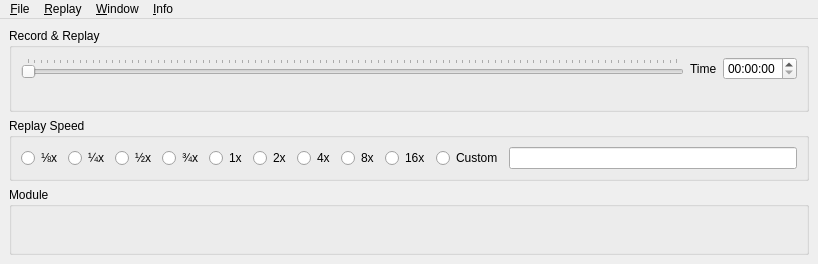
This is src/UserInterface/src/MainWindow.ui in till213/SkyDolly as Qt 5 draws it before an edit. The edited form follows.
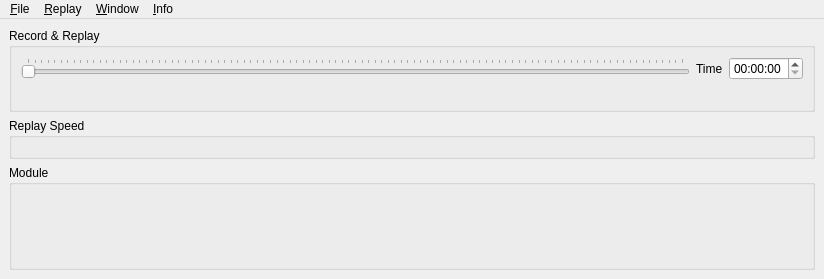
This is the edited form. Icons and pictures are not drawn.

Commit message:
Replay speed actions and menu
- Replay speed can now also be set via Replay menu
- Use percentage (again) for replay speed < 1x

What changed in the file:
```diff
--- a/src/UserInterface/src/MainWindow.ui
+++ b/src/UserInterface/src/MainWindow.ui
@@ -6,8 +6,8 @@
    <rect>
     <x>0</x>
     <y>0</y>
-    <width>818</width>
-    <height>264</height>
+    <width>824</width>
+    <height>279</height>
    </rect>
   </property>
   <property name="sizePolicy">
@@ -133,86 +133,6 @@
        <property name="sizeConstraint">
         <enum>QLayout::SetDefaultConstraint</enum>
        </property>
-       <item>
-        <widget class="QRadioButton" name="replaySpeed1Div8xRadioButton">
-         <property name="text">
-          <string>⅛x</string>
-         </property>
-        </widget>
-       </item>
-       <item>
-        <widget class="QRadioButton" name="replaySpeed1Div4xRadioButton">
-         <property name="text">
-          <string>¼x</string>
-         </property>
-        </widget>
-       </item>
-       <item>
-        <widget class="QRadioButton" name="replaySpeed1Div2xRadioButton">
-         <property name="text">
-          <string>½x</string>
-         </property>
-        </widget>
-       </item>
-       <item>
-        <widget class="QRadioButton" name="replaySpeed3Div4xRadioButton">
-         <property name="text">
-          <string>¾x</string>
-         </property>
-        </widget>
-       </item>
-       <item>
-        <widget class="QRadioButton" name="replaySpeed1xRadioButton">
-         <property name="text">
-          <string>1x</string>
-         </property>
-        </widget>
-       </item>
-       <item>
-        <widget class="QRadioButton" name="replaySpeed2xRadioButton">
-         <property name="text">
-          <string>2x</string>
-         </property>
-        </widget>
-       </item>
-       <item>
-        <widget class="QRadioButton" name="replaySpeed4xRadioButton">
-         <property name="text">
-          <string>4x</string>
-         </property>
-        </widget>
-       </item>
-       <item>
-        <widget class="QRadioButton" name="replaySpeed8xRadioButton">
-         <property name="text">
-          <string>8x</string>
-         </property>
-        </widget>
-       </item>
-       <item>
-        <widget class="QRadioButton" name="replaySpeed16xRadioButton">
-         <property name="text">
-          <string>16x</string>
-         </property>
-        </widget>
-       </item>
-       <item>
-        <widget class="QRadioButton" name="customReplaySpeedRadioButton">
-         <property name="text">
-          <string>Custom</string>
-         </property>
-        </widget>
-       </item>
-       <item>
-        <widget class="QLineEdit" name="customReplaySpeedLineEdit">
-         <property name="minimumSize">
-          <size>
-           <width>120</width>
-           <height>0</height>
-          </size>
-         </property>
-        </widget>
-       </item>
       </layout>
      </widget>
     </item>
@@ -247,11 +167,11 @@
     <rect>
      <x>0</x>
      <y>0</y>
-     <width>818</width>
-     <height>21</height>
+     <width>824</width>
+     <height>22</height>
     </rect>
    </property>
-   <widget class="QMenu" name="menu_File">
+   <widget class="QMenu" name="fileMenu">
     <property name="title">
      <string>&amp;File</string>
     </property>
@@ -268,7 +188,7 @@
     <addaction name="separator"/>
     <addaction name="quitAction"/>
    </widget>
-   <widget class="QMenu" name="menu_Info">
+   <widget class="QMenu" name="infoMenu">
     <property name="title">
      <string>&amp;Info</string>
     </property>
@@ -277,7 +197,7 @@
     <addaction name="aboutAction"/>
     <addaction name="aboutQtAction"/>
    </widget>
-   <widget class="QMenu" name="menu_View">
+   <widget class="QMenu" name="viewMenu">
     <property name="title">
      <string>&amp;Window</string>
     </property>
@@ -288,7 +208,7 @@
     <addaction name="stayOnTopAction"/>
     <addaction name="showMinimalAction"/>
    </widget>
-   <widget class="QMenu" name="menu_Flight">
+   <widget class="QMenu" name="flightMenu">
     <property name="title">
      <string>&amp;Replay</string>
     </property>
@@ -302,10 +222,10 @@
     <addaction name="forwardAction"/>
     <addaction name="skipToEndAction"/>
    </widget>
-   <addaction name="menu_File"/>
-   <addaction name="menu_Flight"/>
-   <addaction name="menu_View"/>
-   <addaction name="menu_Info"/>
+   <addaction name="fileMenu"/>
+   <addaction name="flightMenu"/>
+   <addaction name="viewMenu"/>
+   <addaction name="infoMenu"/>
   </widget>
   <action name="quitAction">
    <property name="text">
```
Left out of the diff: 14 changed lines with no effect on the pictures. The commit also changes 13 other files.
